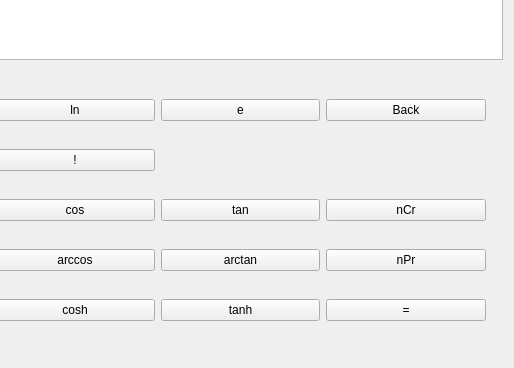
First picture: the form in AndroidCalc/mainwindow.ui, repository CrystalSplitter/equalx_calculator, before the edit; both pictures show x 193 to 707 and y 243 to 611 of the 707 by 611 pixel window.
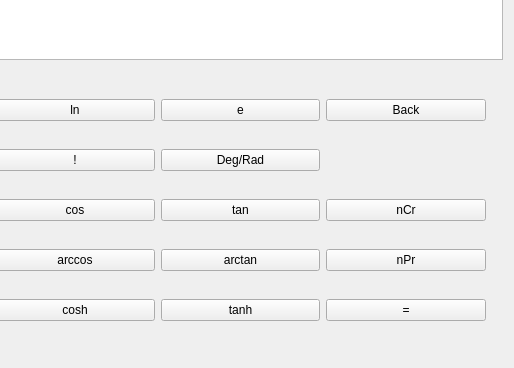
Second picture: the form after the edit. The open tabs and pages were chosen to show the change. Icons and pictures are not drawn.

```diff
--- a/AndroidCalc/mainwindow.ui
+++ b/AndroidCalc/mainwindow.ui
@@ -324,6 +324,13 @@
           </property>
          </widget>
         </item>
+        <item row="1" column="2">
+         <widget class="QPushButton" name="btnDegAndRad">
+          <property name="text">
+           <string>Deg/Rad</string>
+          </property>
+         </widget>
+        </item>
        </layout>
       </widget>
      </widget>
```
